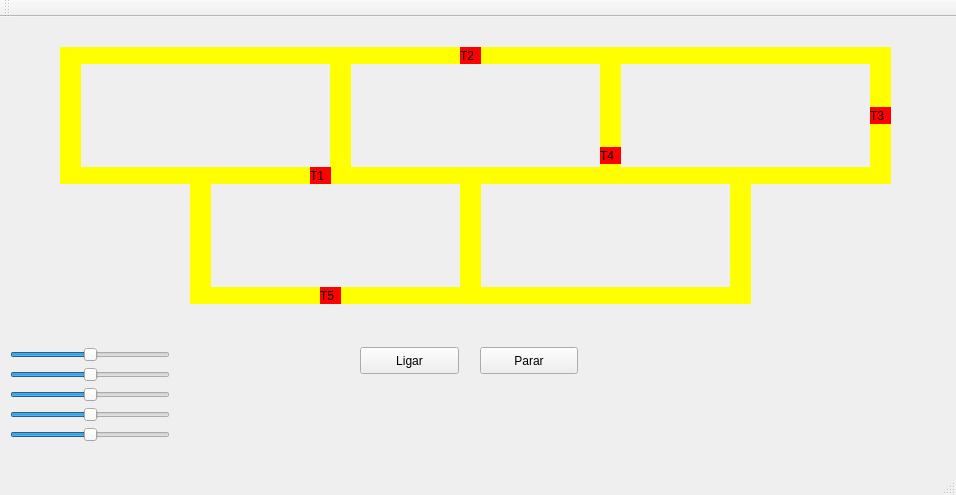
Old version of the form SOTrabalho2.1/mainwindow.ui in the repository martinsspn/SO.
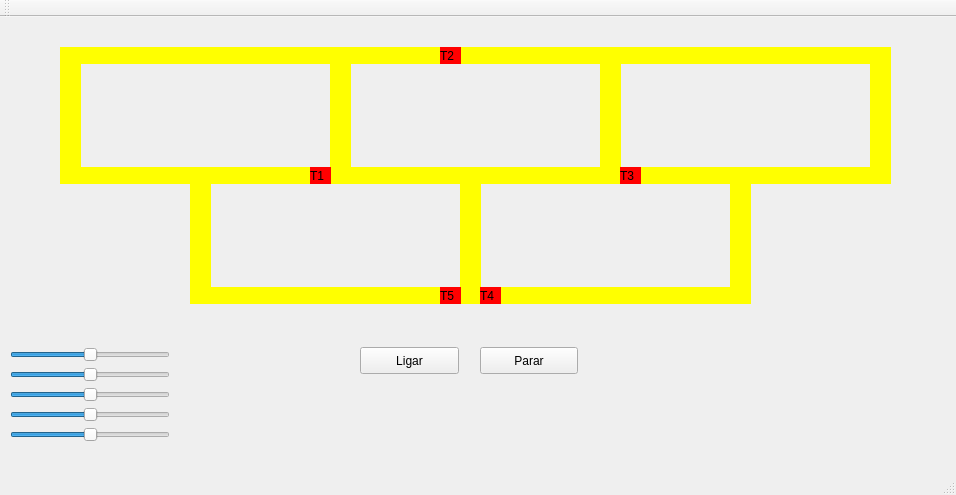
New version of the form.

```diff
--- a/SOTrabalho2.1/mainwindow.ui
+++ b/SOTrabalho2.1/mainwindow.ui
@@ -171,7 +171,7 @@
    <widget class="QLabel" name="label_trem2">
     <property name="geometry">
      <rect>
-      <x>460</x>
+      <x>440</x>
       <y>30</y>
       <width>21</width>
       <height>17</height>
@@ -187,8 +187,8 @@
    <widget class="QLabel" name="label_trem3">
     <property name="geometry">
      <rect>
-      <x>870</x>
-      <y>90</y>
+      <x>620</x>
+      <y>150</y>
       <width>21</width>
       <height>17</height>
      </rect>
@@ -331,8 +331,8 @@
    <widget class="QLabel" name="label_trem4">
     <property name="geometry">
      <rect>
-      <x>600</x>
-      <y>130</y>
+      <x>480</x>
+      <y>270</y>
       <width>21</width>
       <height>17</height>
      </rect>
@@ -347,7 +347,7 @@
    <widget class="QLabel" name="label_trem5">
     <property name="geometry">
      <rect>
-      <x>320</x>
+      <x>440</x>
       <y>270</y>
       <width>21</width>
       <height>17</height>
```
